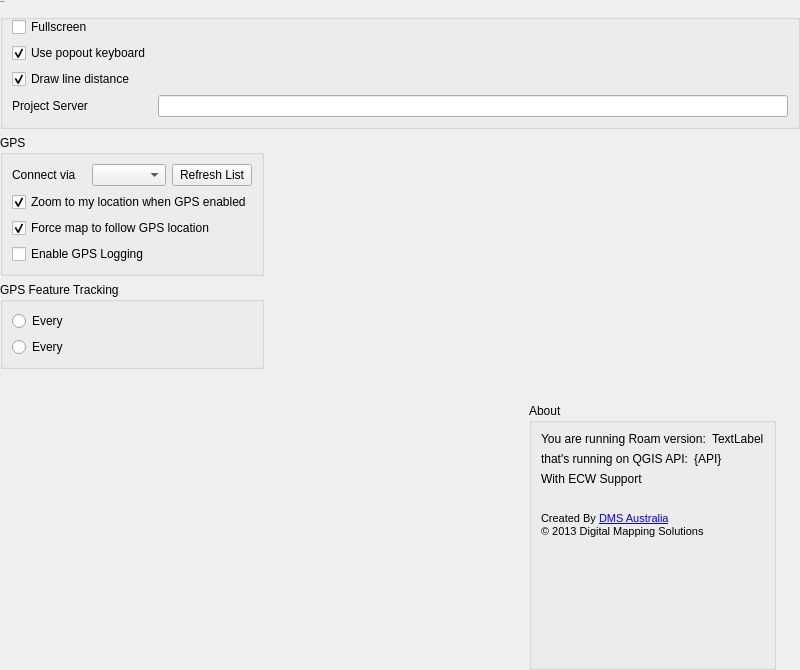
Old version of the form src/roam/ui/ui_settings.ui in the repository roam-qgis/Roam.
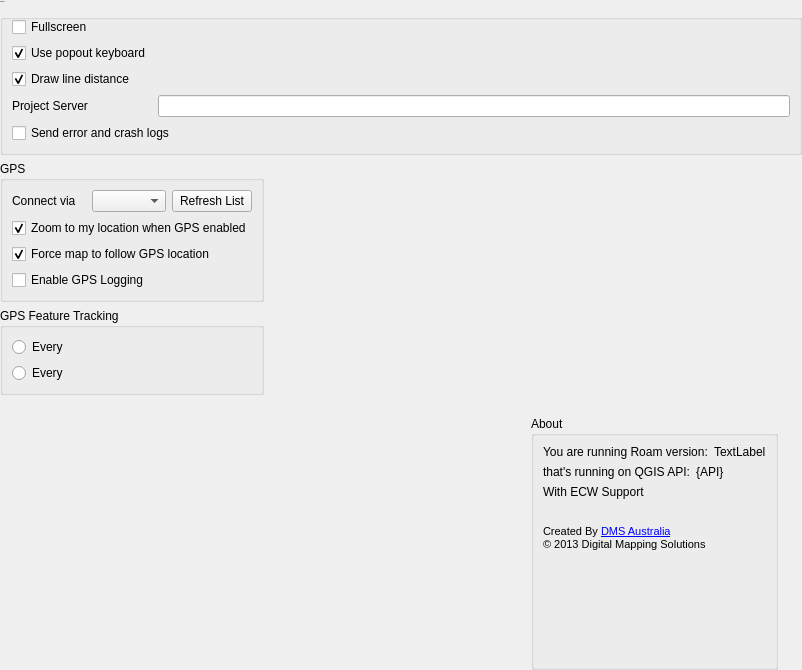
New version of the form. Icons and pictures are not drawn. Custom widgets are drawn as their Qt base class.

Commit message: Add check for sending report

What changed in the file:
```diff
--- a/src/roam/ui/ui_settings.ui
+++ b/src/roam/ui/ui_settings.ui
@@ -6,7 +6,7 @@
    <rect>
     <x>0</x>
     <y>0</y>
-    <width>800</width>
+    <width>802</width>
     <height>670</height>
    </rect>
   </property>
@@ -213,6 +213,13 @@
       <item row="3" column="1">
        <widget class="QLineEdit" name="updateServerEdit"/>
       </item>
+      <item row="4" column="0" colspan="2">
+       <widget class="QCheckBox" name="errorReportCheck">
+        <property name="text">
+         <string>Send error and crash logs</string>
+        </property>
+       </widget>
+      </item>
      </layout>
     </widget>
    </item>
```
Left out of the diff: 11 changed lines with no effect on the pictures. The commit also changes 2 other files.
